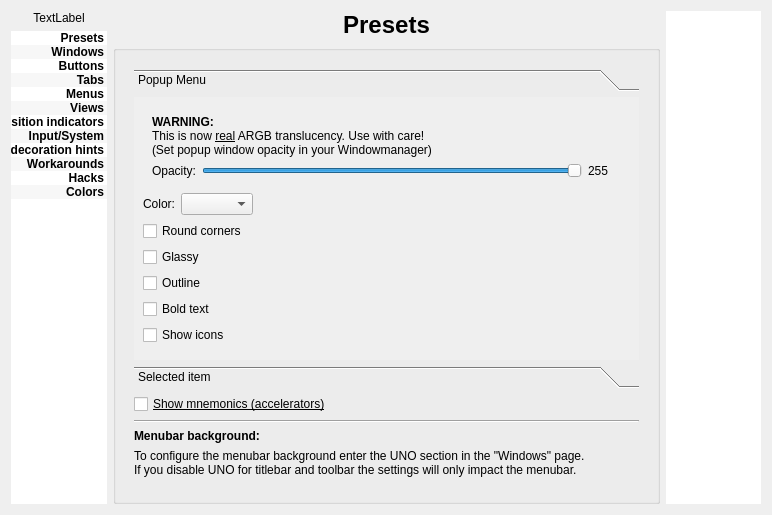
First picture: the form in config/config.ui, repository deiv/bespin-pkg, before the edit.
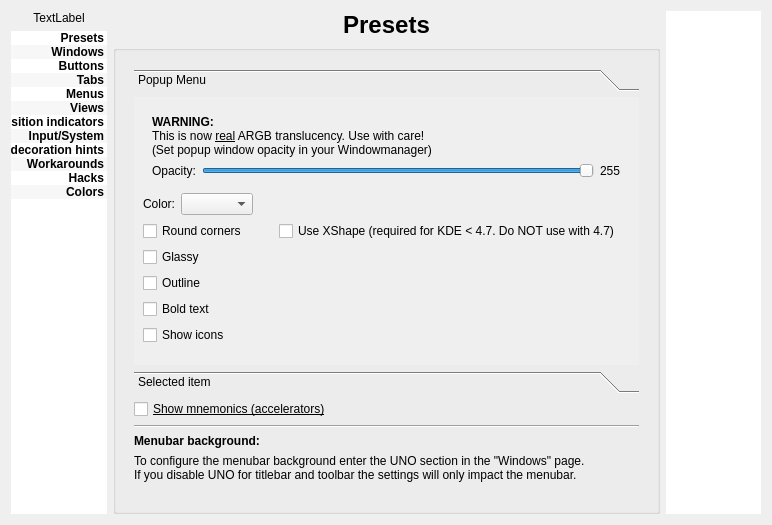
Second picture: the form after the edit. The open tabs and pages were chosen to show the change.

```diff
--- a/config/config.ui
+++ b/config/config.ui
@@ -7,7 +7,7 @@
     <x>0</x>
     <y>0</y>
     <width>772</width>
-    <height>498</height>
+    <height>525</height>
    </rect>
   </property>
   <property name="sizePolicy">
@@ -1946,31 +1946,67 @@
               <rect>
                <x>0</x>
                <y>0</y>
-               <width>326</width>
-               <height>268</height>
+               <width>495</width>
+               <height>276</height>
               </rect>
              </property>
              <attribute name="label">
               <string>Popup Menu</string>
              </attribute>
              <layout class="QGridLayout" name="gridLayout_8">
-              <item row="1" column="0">
-               <widget class="QLabel" name="label_49">
+              <item row="0" column="0" colspan="7">
+               <widget class="QWidget" name="popup_ARGB" native="true">
+                <layout class="QGridLayout" name="gridLayout_7">
+                 <item row="1" column="2">
+                  <widget class="QLabel" name="label_27">
                 <property name="sizePolicy">
-                 <sizepolicy hsizetype="Preferred" vsizetype="Preferred">
+                    <sizepolicy hsizetype="Maximum" vsizetype="Preferred">
                   <horstretch>0</horstretch>
                   <verstretch>0</verstretch>
                  </sizepolicy>
                 </property>
                 <property name="text">
-                 <string>Color:</string>
-                </property>
-                <property name="alignment">
-                 <set>Qt::AlignRight|Qt::AlignTrailing|Qt::AlignVCenter</set>
+                    <string>255</string>
+                   </property>
+                  </widget>
+                 </item>
+                 <item row="1" column="0">
+                  <widget class="QLabel" name="label_25">
+                   <property name="text">
+                    <string>Opacity:</string>
                 </property>
                </widget>
               </item>
               <item row="1" column="1">
+                  <widget class="QSlider" name="menuOpacity">
+                   <property name="minimum">
+                    <number>0</number>
+                   </property>
+                   <property name="maximum">
+                    <number>255</number>
+                   </property>
+                   <property name="singleStep">
+                    <number>10</number>
+                   </property>
+                   <property name="value">
+                    <number>255</number>
+                   </property>
+                   <property name="orientation">
+                    <enum>Qt::Horizontal</enum>
+                   </property>
+                  </widget>
+                 </item>
+                 <item row="0" column="0" colspan="3">
+                  <widget class="QLabel" name="label_31">
+                   <property name="text">
+                    <string>&lt;b&gt;WARNING:&lt;/b&gt;&lt;br&gt;This is now &lt;u&gt;real&lt;/u&gt; ARGB translucency.  Use with care!&lt;br&gt;(Set popup window opacity in your Windowmanager)</string>
+                   </property>
+                  </widget>
+                 </item>
+                </layout>
+               </widget>
+              </item>
+              <item row="1" column="2">
                <widget class="QComboBox" name="crPopup">
                 <property name="sizePolicy">
                  <sizepolicy hsizetype="Preferred" vsizetype="Fixed">
@@ -1986,23 +2022,7 @@
                 </property>
                </widget>
               </item>
-              <item row="1" column="2">
-               <spacer name="horizontalSpacer_13">
-                <property name="orientation">
-                 <enum>Qt::Horizontal</enum>
-                </property>
-                <property name="sizeType">
-                 <enum>QSizePolicy::Expanding</enum>
-                </property>
-                <property name="sizeHint" stdset="0">
-                 <size>
-                  <width>67</width>
-                  <height>20</height>
-                 </size>
-                </property>
-               </spacer>
-              </item>
-              <item row="2" column="0" colspan="4">
+              <item row="2" column="0" colspan="5">
                <widget class="QCheckBox" name="menuRound">
                 <property name="text">
                  <string>Round corners</string>
@@ -2037,7 +2057,7 @@
                 </property>
                </widget>
               </item>
-              <item row="7" column="0" colspan="5">
+              <item row="8" column="0" colspan="7">
                <spacer name="verticalSpacer_17">
                 <property name="orientation">
                  <enum>Qt::Vertical</enum>
@@ -2050,56 +2070,43 @@
                 </property>
                </spacer>
               </item>
-              <item row="0" column="0" colspan="3">
-               <widget class="QWidget" name="popup_ARGB" native="true">
-                <layout class="QGridLayout" name="gridLayout_7">
-                 <item row="1" column="2">
-                  <widget class="QLabel" name="label_27">
+              <item row="2" column="5">
+               <widget class="QCheckBox" name="beshadowed">
+                <property name="text">
+                 <string>Use XShape (required for KDE &lt; 4.7. Do NOT use with 4.7)</string>
+                </property>
+               </widget>
+              </item>
+              <item row="1" column="3" colspan="3">
+               <spacer name="horizontalSpacer_13">
+                <property name="orientation">
+                 <enum>Qt::Horizontal</enum>
+                </property>
+                <property name="sizeType">
+                 <enum>QSizePolicy::Expanding</enum>
+                </property>
+                <property name="sizeHint" stdset="0">
+                 <size>
+                  <width>67</width>
+                  <height>20</height>
+                 </size>
+                </property>
+               </spacer>
+              </item>
+              <item row="1" column="0" colspan="2">
+               <widget class="QLabel" name="label_49">
                    <property name="sizePolicy">
-                    <sizepolicy hsizetype="Maximum" vsizetype="Preferred">
+                 <sizepolicy hsizetype="Preferred" vsizetype="Preferred">
                      <horstretch>0</horstretch>
                      <verstretch>0</verstretch>
                     </sizepolicy>
                    </property>
                    <property name="text">
-                    <string>255</string>
-                   </property>
-                  </widget>
-                 </item>
-                 <item row="1" column="0">
-                  <widget class="QLabel" name="label_25">
-                   <property name="text">
-                    <string>Opacity:</string>
-                   </property>
-                  </widget>
-                 </item>
-                 <item row="1" column="1">
-                  <widget class="QSlider" name="menuOpacity">
-                   <property name="minimum">
-                    <number>0</number>
-                   </property>
-                   <property name="maximum">
-                    <number>255</number>
-                   </property>
-                   <property name="singleStep">
-                    <number>10</number>
-                   </property>
-                   <property name="value">
-                    <number>255</number>
-                   </property>
-                   <property name="orientation">
-                    <enum>Qt::Horizontal</enum>
-                   </property>
-                  </widget>
-                 </item>
-                 <item row="0" column="0" colspan="3">
-                  <widget class="QLabel" name="label_31">
-                   <property name="text">
-                    <string>&lt;b&gt;WARNING:&lt;/b&gt;&lt;br&gt;This is now &lt;u&gt;real&lt;/u&gt; ARGB translucency.  Use with care!&lt;br&gt;(Set popup window opacity in your Windowmanager)</string>
-                   </property>
-                  </widget>
-                 </item>
-                </layout>
+                 <string>Color:</string>
+                </property>
+                <property name="alignment">
+                 <set>Qt::AlignRight|Qt::AlignTrailing|Qt::AlignVCenter</set>
+                </property>
                </widget>
               </item>
              </layout>
```
Left out of the diff: 22 changed lines with no effect on the pictures. Lines whose indentation alone changed are shown as unchanged.
